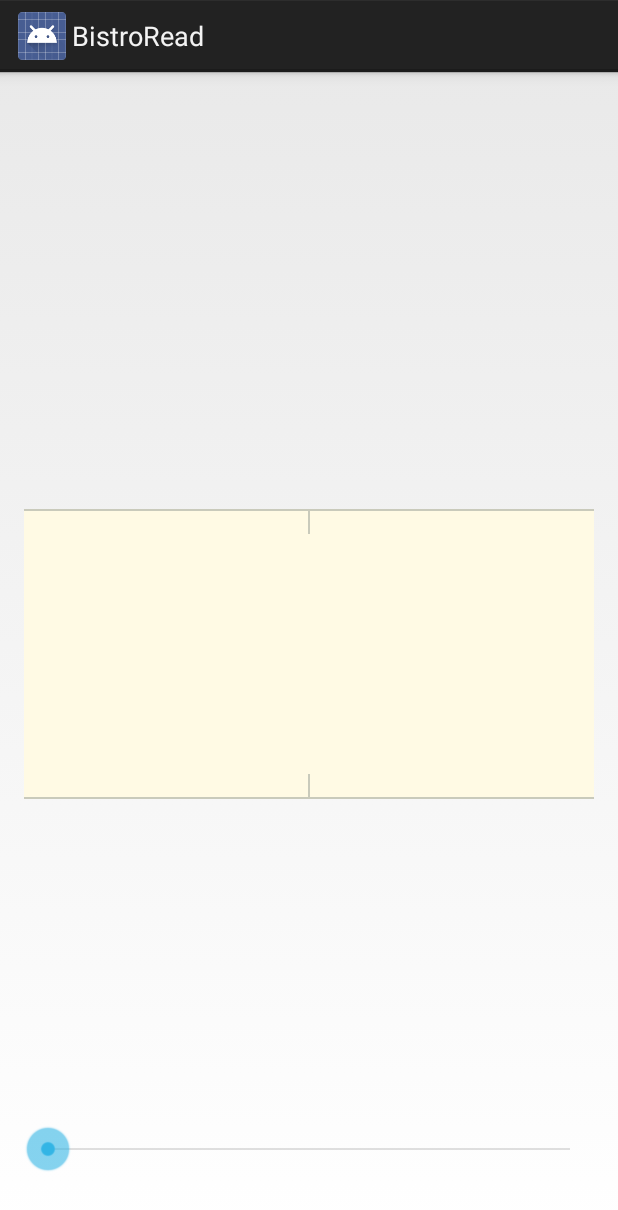
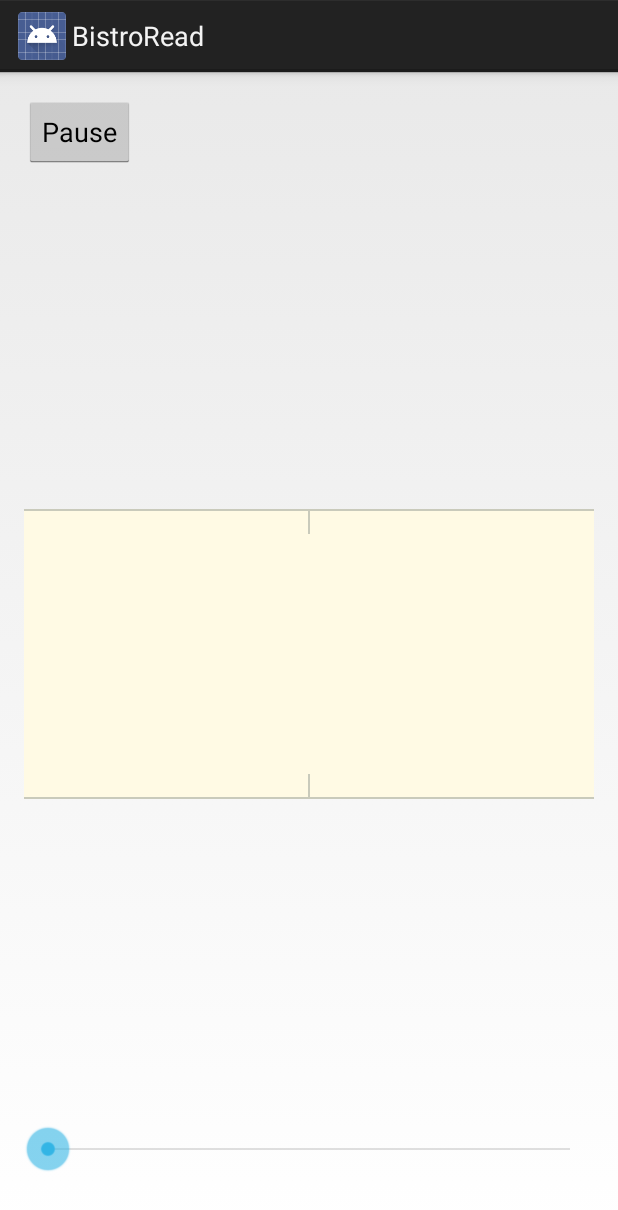
Before and after one commit to astefanyuk/BistroRead, an Android app: the layout activity_main.xml on its own in the app's theme, with its tools: preview values and no code run, on a phone screen of 412 x 824 dp. Shown: the top 1210 px of the screen. Run offline under Robolectric (Android 15) with nearby library versions, the phone set to English and light mode, and no system bars.

Commit message:
Added project

```diff
--- a/app/src/main/AndroidManifest.xml
+++ b/app/src/main/AndroidManifest.xml
@@ -10,6 +10,7 @@
         android:theme="@style/AppTheme">
         <activity
             android:name="com.mariko.bistroread.MainActivity"
+            android:configChanges="keyboardHidden|orientation|screenSize"
             android:label="@string/app_name">
             <intent-filter>
                 <action android:name="android.intent.action.MAIN" />
--- a/app/src/main/res/layout/activity_main.xml
+++ b/app/src/main/res/layout/activity_main.xml
@@ -7,6 +7,15 @@
     android:paddingTop="@dimen/activity_vertical_margin"
     android:paddingBottom="@dimen/activity_vertical_margin"
     tools:context="com.mariko.bistroread.MainActivity">
+
+    <Button
+        android:layout_width="wrap_content"
+        android:layout_height="wrap_content" android:text="Pause" android:id="@+id/paused" />
+
+    <TextView
+        android:layout_width="match_parent"
+        android:id="@+id/txtContent"
+        android:layout_height="200dp" />
 
     <LinearLayout
         android:layout_width="match_parent"
```
Also changed, not shown: app/src/main/java/com/mariko/bistroread/MainActivity.java (+34 -0 lines), app/src/main/java/com/mariko/bistroread/ReadController.java (+27 -1 lines).
